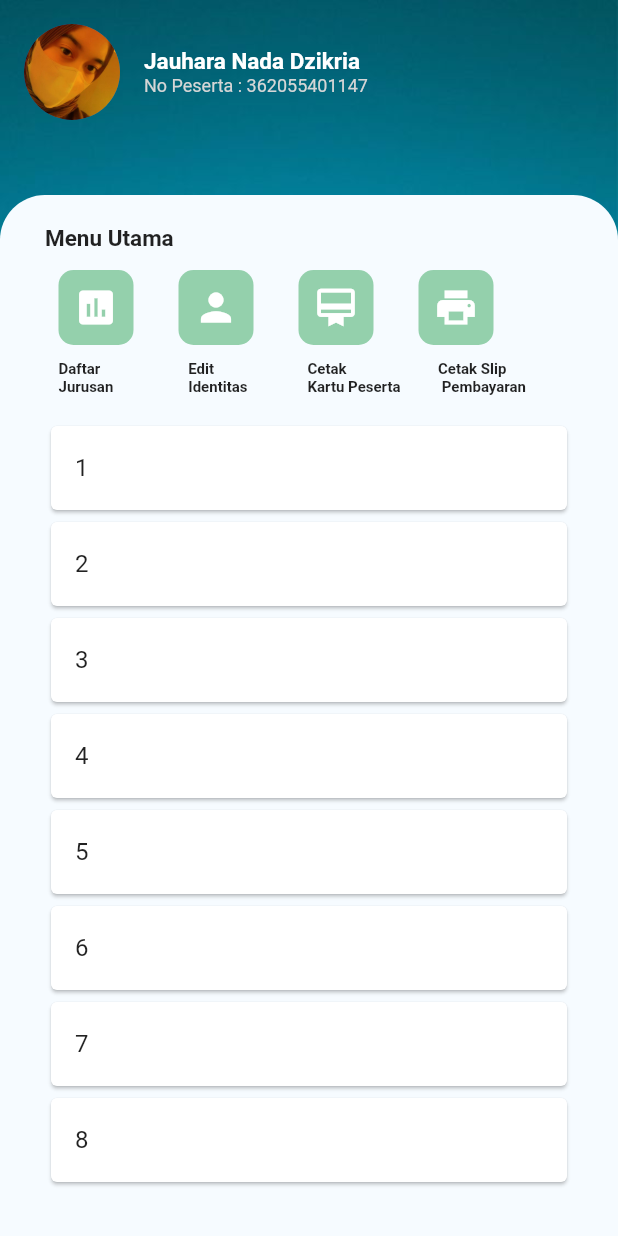
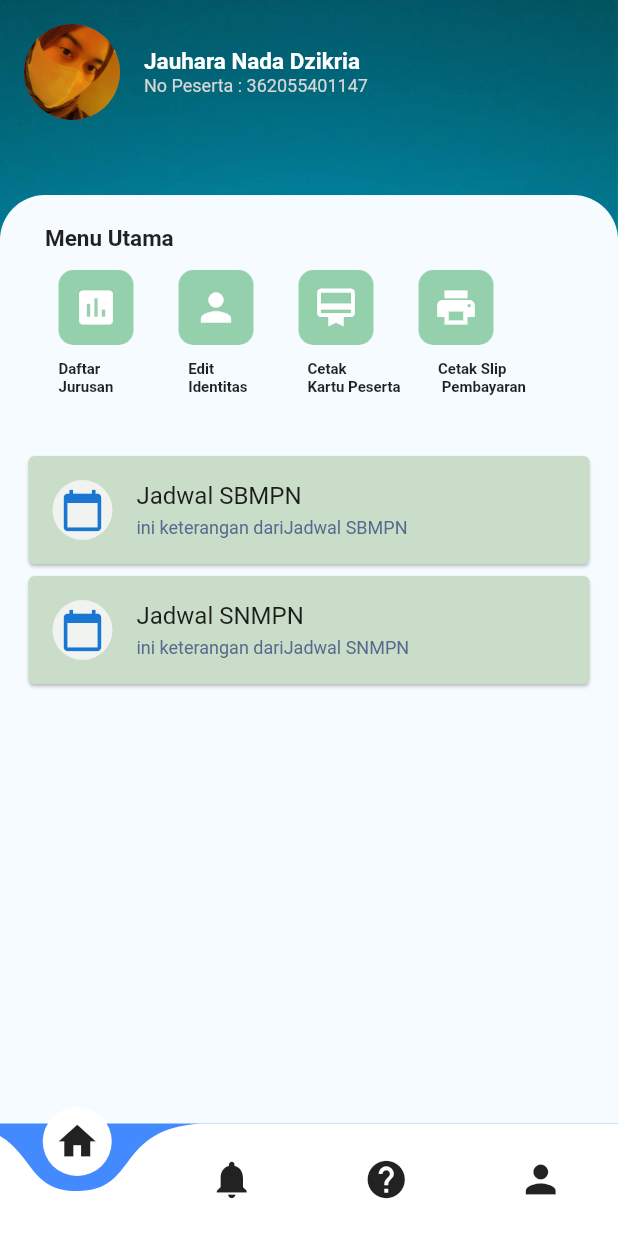
Before and after one commit to jauharandz/1147-JauharaNada, a Flutter app: the HomePage screen opened by its route, on a phone screen of 412 x 824 dp. Run offline on Flutter 3.47's test engine with Material 2 defaults, Android fonts, the phone set to English and light mode, and no system bars; drawn by our look-alikes of curved_navigation_bar.

Commit message:
Switching to branch mainn

```diff
--- a/lib/homescreen.dart
+++ b/lib/homescreen.dart
@@ -1,4 +1,6 @@
+// @dart=2.9
 import 'package:flutter/material.dart';
+import 'package:curved_navigation_bar/curved_navigation_bar.dart';
 
 class HomePage extends StatefulWidget {
   @override
@@ -6,22 +8,38 @@ class HomePage extends StatefulWidget {
 }
 
 class _HomePageState extends State<HomePage> {
+  int _page = 0;
+  GlobalKey<CurvedNavigationBarState> _bottomNavigationKey = GlobalKey();
   final List Menu = [
-    '1',
-    '2',
-    '3',
-    '4',
-    '5',
-    '6',
-    '7',
-    '8'
+    'Jadwal SBMPN',
+    'Jadwal SNMPN'
   ];
   @override
   Widget build(BuildContext context) {
     var size = MediaQuery.of(context).size;
     return Scaffold(
+      bottomNavigationBar: CurvedNavigationBar(
+        key: _bottomNavigationKey,
+        items: <Widget>[
+          Icon(Icons.home, size: 30),
+          Icon(Icons.notifications, size: 30),
+          Icon(Icons.help, size: 30),
+          Icon(Icons.person, size: 30),
+        ],
+        onTap: (index) {
+          setState(() {
+            _page = 3;
+          });
+        },
+      ),
       body: Stack(
         children: <Widget>[
+          Text(_page.toString(), textScaleFactor: 10.0),
+          ElevatedButton(child: RaisedButton(
+            onPressed: () {
+              Navigator.pushNamed(context, '/notif');
+            },
+          )),
           Container(
             width: MediaQuery.of(context).size.width,
             height: MediaQuery.of(context).size.height,
@@ -152,11 +170,19 @@ class _HomePageState extends State<HomePage> {
                 ],
               )),
           ListView.builder(
-            padding: new EdgeInsets.only(top: 280, left: 30, right: 30),
+            padding: new EdgeInsets.only(top: 300, left: 15, right: 15),
             itemBuilder: (context, index) {
               return Card(
+                color: Color.fromARGB(255, 201, 221, 201),
                 child: ListTile(
                   title: Text(Menu[index]),
+                  subtitle: Text('ini keterangan dari' + Menu[index], style: TextStyle(fontSize: 12, color: Color.fromARGB(255, 86, 106, 141))),
+                  leading: CircleAvatar(
+                      backgroundColor: Color.fromARGB(255, 240, 243, 240),
+                      child: Icon(
+                        Icons.calendar_today,
+                        size: 30,
+                      )),
                 ),
               );
             },
--- a/lib/login.dart
+++ b/lib/login.dart
@@ -59,7 +59,7 @@ class _LoginPageState extends State<LoginPage> {
                 color: Color.fromARGB(255, 80, 109, 81),
                 padding: EdgeInsets.all(15),
                 onPressed: () {
-                  Navigator.pushNamed(context, '/daftar');
+                  Navigator.pushNamed(context, '/notif');
                 },
                 child: Text(
                   'Daftar',
--- a/pubspec.yaml
+++ b/pubspec.yaml
@@ -19,6 +19,8 @@ environment:
 dependencies:
   flutter:
     sdk: flutter
+curved_navigation_bar: ^1.0.1
+
 
 dev_dependencies:
   flutter_test:
```
Also changed, not shown: lib/notifikasi.dart (+30 -6 lines), 1 other file.
